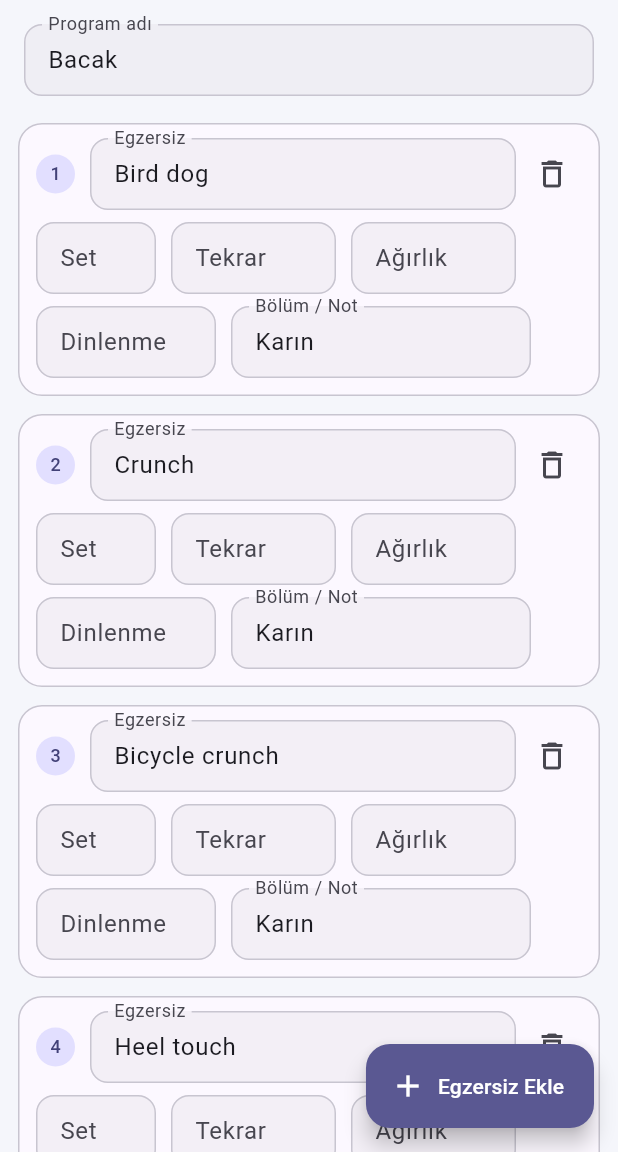
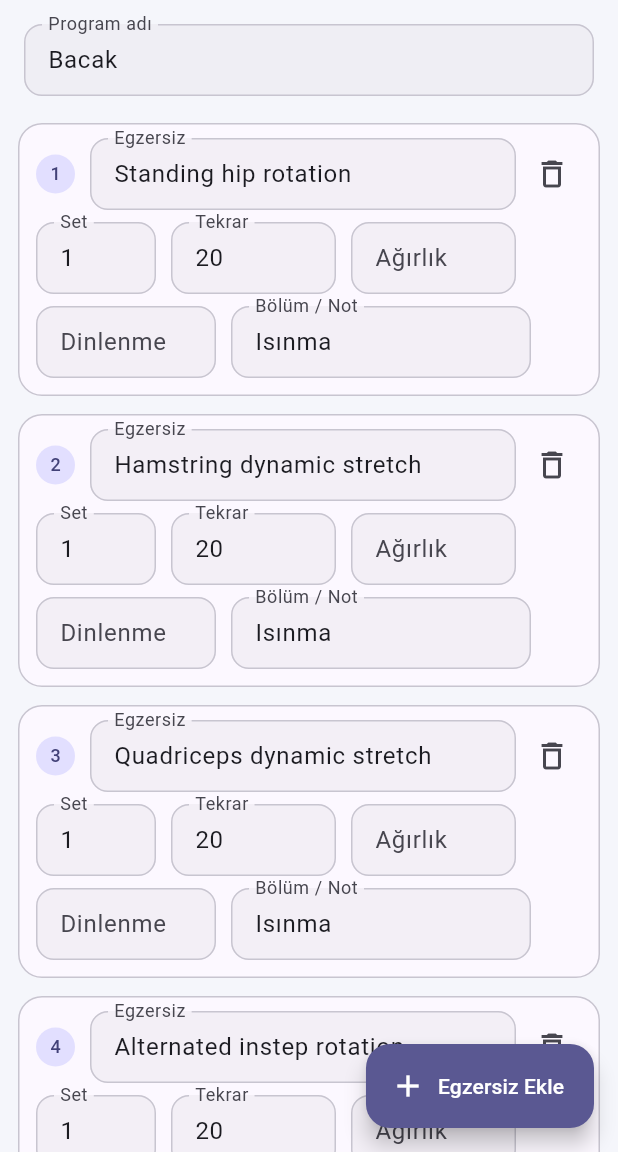
Before and after one commit to recepteksi/workout-planner, a Flutter app: the screen it shows after launch, after a tap on "Bacak", on a phone screen of 412 x 824 dp, the part 84-1236 px from its top. Run offline on Flutter 3.47's test engine with Material 3 defaults, Android fonts, the phone set to English and light mode, and no system bars; our stand-ins replace csv, file_picker, flutter_riverpod, hive_ce_flutter, pdf, printing; missing offline and left inert: excel, file_saver, syncfusion_flutter_pdf; accounts and stored records are empty.

Commit message:
Show section breakdown on cards, split abs into its own program, fix PDF export
- Program cards now show colored section-count chips (Isınma/Core/Direnç/
  Kardiyo/Esneme) instead of the first few exercise names
- Add Exercise.section and DayProgram.sectionCounts helpers
- Move the repeated "Karın" exercises into a standalone "Karın" program;
  seed updated and a one-time migration splits existing stored data
- Fix PDF export crash on Turkish glyphs by bundling Noto Sans and using it
  as the PDF theme font (offline, deterministic) instead of the default
  Helvetica font; add a regression test

Co-Authored-By: Claude Opus 4.8 <noreply@anthropic.com>

```diff
--- a/assets/seed_programs.json
+++ b/assets/seed_programs.json
@@ -1,6 +1,6 @@
 [
   {
-    "name": "İtiş",
+    "name": "Karın",
     "exercises": [
       {"name": "Bird dog", "note": "Karın"},
       {"name": "Crunch", "note": "Karın"},
@@ -9,8 +9,12 @@
       {"name": "Lying leg raises", "note": "Karın"},
       {"name": "Shoulder taps", "note": "Karın"},
       {"name": "Russian twist", "note": "Karın"},
-      {"name": "Leg scissors", "note": "Karın"},
-
+      {"name": "Leg scissors", "note": "Karın"}
+    ]
+  },
+  {
+    "name": "İtiş",
+    "exercises": [
       {"name": "Bird dog", "sets": "2", "reps": "20", "note": "Core"},
       {"name": "Pallof press cable", "sets": "1", "reps": "15", "note": "Core"},
 
@@ -34,15 +38,6 @@
   {
     "name": "Çekiş",
     "exercises": [
-      {"name": "Bird dog", "note": "Karın"},
-      {"name": "Crunch", "note": "Karın"},
-      {"name": "Bicycle crunch", "note": "Karın"},
-      {"name": "Heel touch", "note": "Karın"},
-      {"name": "Lying leg raises", "note": "Karın"},
-      {"name": "Shoulder taps", "note": "Karın"},
-      {"name": "Russian twist", "note": "Karın"},
-      {"name": "Leg scissors", "note": "Karın"},
-
       {"name": "Alternated instep rotation", "sets": "-", "reps": "-", "note": "Isınma"},
       {"name": "Cable internal rotation", "sets": "1", "reps": "12", "note": "Isınma"},
       {"name": "Cable external rotation", "sets": "1", "reps": "12", "note": "Isınma"},
@@ -69,15 +64,6 @@
   {
     "name": "Bacak",
     "exercises": [
-      {"name": "Bird dog", "note": "Karın"},
-      {"name": "Crunch", "note": "Karın"},
-      {"name": "Bicycle crunch", "note": "Karın"},
-      {"name": "Heel touch", "note": "Karın"},
-      {"name": "Lying leg raises", "note": "Karın"},
-      {"name": "Shoulder taps", "note": "Karın"},
-      {"name": "Russian twist", "note": "Karın"},
-      {"name": "Leg scissors", "note": "Karın"},
-
       {"name": "Standing hip rotation", "sets": "1", "reps": "20", "note": "Isınma"},
       {"name": "Hamstring dynamic stretch", "sets": "1", "reps": "20", "note": "Isınma"},
       {"name": "Quadriceps dynamic stretch", "sets": "1", "reps": "20", "note": "Isınma"},
@@ -108,15 +94,6 @@
   {
     "name": "Ekstra",
     "exercises": [
-      {"name": "Bird dog", "note": "Karın"},
-      {"name": "Crunch", "note": "Karın"},
-      {"name": "Bicycle crunch", "note": "Karın"},
-      {"name": "Heel touch", "note": "Karın"},
-      {"name": "Lying leg raises", "note": "Karın"},
-      {"name": "Shoulder taps", "note": "Karın"},
-      {"name": "Russian twist", "note": "Karın"},
-      {"name": "Leg scissors", "note": "Karın"},
-
       {"name": "Great world stretch", "sets": "-", "reps": "20", "note": "Isınma"},
 
       {"name": "Combo crunch", "sets": "2", "reps": "35 sn", "rest": "30 sn", "note": "Core · tur"},
--- a/lib/models/day_program.dart
+++ b/lib/models/day_program.dart
@@ -22,6 +22,34 @@ class DayProgram {
         exercises = exercises ?? <Exercise>[],
         createdAt = createdAt ?? DateTime.now(),
         updatedAt = updatedAt ?? DateTime.now();
+
+  /// Canonical order sections are shown in across the app.
+  static const sectionOrder = [
+    'Karın',
+    'Isınma',
+    'Core',
+    'Direnç',
+    'Kardiyo',
+    'Esneme',
+  ];
+
+  /// Exercise counts grouped by section, sorted by [sectionOrder]. Unknown
+  /// sections fall under "Diğer" and are listed last.
+  Map<String, int> get sectionCounts {
+    final counts = <String, int>{};
+    for (final e in exercises) {
+      final s = e.section ?? 'Diğer';
+      counts[s] = (counts[s] ?? 0) + 1;
+    }
+    int rank(String s) {
+      final i = sectionOrder.indexOf(s);
+      return i < 0 ? sectionOrder.length : i;
+    }
+
+    final entries = counts.entries.toList()
+      ..sort((a, b) => rank(a.key).compareTo(rank(b.key)));
+    return {for (final e in entries) e.key: e.value};
+  }
 
   DayProgram copyWith({
     String? name,
--- a/lib/models/exercise.dart
+++ b/lib/models/exercise.dart
@@ -72,6 +72,16 @@ class Exercise {
     return s.isEmpty ? null : s;
   }
 
+  /// The section tag, i.e. the text before any " · " qualifier in [note].
+  /// e.g. note "Direnç · superset" -> "Direnç", note "Karın" -> "Karın".
+  String? get section {
+    final n = note?.trim();
+    if (n == null || n.isEmpty) return null;
+    final idx = n.indexOf('·');
+    final s = (idx >= 0 ? n.substring(0, idx) : n).trim();
+    return s.isEmpty ? null : s;
+  }
+
   /// Short summary for lists/exports: "4 x 8-15 · 60kg · 2 dk".
   String get summary {
     final p = <String>[];
--- a/lib/screens/home_screen.dart
+++ b/lib/screens/home_screen.dart
@@ -187,7 +187,7 @@ class _HomeScreenState extends ConsumerState<HomeScreen> {
               padding: const EdgeInsets.only(bottom: 96, top: 4),
               gridDelegate: const SliverGridDelegateWithMaxCrossAxisExtent(
                 maxCrossAxisExtent: 320,
-                mainAxisExtent: 168,
+                mainAxisExtent: 208,
                 crossAxisSpacing: 12,
                 mainAxisSpacing: 12,
               ),
--- a/lib/services/export/pdf_exporter.dart
+++ b/lib/services/export/pdf_exporter.dart
@@ -1,3 +1,4 @@
+import 'package:flutter/services.dart' show rootBundle;
 import 'package:intl/intl.dart';
 import 'package:pdf/pdf.dart';
 import 'package:pdf/widgets.dart' as pw;
@@ -10,9 +11,24 @@ import '../../models/weekly_plan.dart';
 class PdfExporter {
   static final _df = DateFormat('dd.MM.yyyy');
 
+  /// Cached PDF theme using a bundled Unicode TTF font. The default PDF font
+  /// (Helvetica) cannot render Turkish glyphs (ş, ğ, ı, İ …), which crashed
+  /// the app on export. The font is bundled (not fetched at runtime) so export
+  /// works offline and deterministically.
+  static pw.ThemeData? _theme;
+
+  static Future<pw.ThemeData> _loadTheme() async {
+    if (_theme != null) return _theme!;
+    final regular = pw.Font.ttf(
+        await rootBundle.load('assets/fonts/NotoSans-Regular.ttf'));
+    final bold =
+        pw.Font.ttf(await rootBundle.load('assets/fonts/NotoSans-Bold.ttf'));
+    return _theme = pw.ThemeData.withFont(base: regular, bold: bold);
+  }
+
   /// Download a single daily program as PDF.
   static Future<void> exportDayProgram(DayProgram program) async {
-    final doc = pw.Document();
+    final doc = pw.Document(theme: await _loadTheme());
     doc.addPage(
       pw.MultiPage(
         pageFormat: PdfPageFormat.a4,
@@ -31,7 +47,7 @@ class PdfExporter {
     final entries = [...plan.entries]
       ..sort((a, b) => a.weekday.compareTo(b.weekday));
 
-    final doc = pw.Document();
+    final doc = pw.Document(theme: await _loadTheme());
     doc.addPage(
       pw.MultiPage(
         pageFormat: PdfPageFormat.a4,
--- a/lib/services/storage_service.dart
+++ b/lib/services/storage_service.dart
@@ -4,6 +4,7 @@ import 'package:flutter/services.dart' show rootBundle;
 import 'package:hive_ce_flutter/hive_flutter.dart';
 
 import '../models/day_program.dart';
+import '../models/exercise.dart';
 import '../models/weekly_plan.dart';
 
 /// Hive-based local storage. Uses IndexedDB on the web.
@@ -11,9 +12,12 @@ import '../models/weekly_plan.dart';
 class StorageService {
   static const _programsBoxName = 'programs';
   static const _weeklyBoxName = 'weekly_plans';
+  static const _metaBoxName = 'meta';
+  static const _absTag = 'Karın';
 
   late final Box<String> _programsBox;
   late final Box<String> _weeklyBox;
+  late final Box<String> _metaBox;
 
   StorageService._();
 
@@ -22,11 +26,60 @@ class StorageService {
     final service = StorageService._();
     service._programsBox = await Hive.openBox<String>(_programsBoxName);
     service._weeklyBox = await Hive.openBox<String>(_weeklyBoxName);
+    service._metaBox = await Hive.openBox<String>(_metaBoxName);
     // First run with no data: seed with the user's existing programs.
     if (service._programsBox.isEmpty) {
       await service._seedFromAsset();
     }
+    await service._migrateAbsToOwnProgram();
     return service;
+  }
+
+  /// One-time migration: pull the repeated "Karın" exercises out of every
+  /// program and into a single standalone "Karın" program. Already-split data
+  /// (fresh seeds) has no such exercises, so this is a no-op there.
+  Future<void> _migrateAbsToOwnProgram() async {
+    if (_metaBox.get('absSplitDone') == 'true') return;
+
+    final programs = loadPrograms();
+    // Collect a representative abs exercise per name (they repeat identically).
+    final abs = <String, Exercise>{};
+    for (final p in programs) {
+      for (final e in p.exercises) {
+        if (e.section == _absTag) {
+          abs.putIfAbsent(e.name.toLowerCase(), () => e);
+        }
+      }
+    }
+
+    if (abs.isNotEmpty) {
+      final next = <DayProgram>[];
+      final hasAbsProgram =
+          programs.any((p) => p.name.trim() == _absTag);
+      if (!hasAbsProgram) {
+        next.add(DayProgram(
+          name: _absTag,
+          exercises: abs.values
+              .map((e) => Exercise(
+                    name: e.name,
+                    sets: e.sets,
+                    reps: e.reps,
+                    weight: e.weight,
+                    rest: e.rest,
+                    note: e.note,
+                  ))
+              .toList(),
+        ));
+      }
+      for (final p in programs) {
+        final stripped =
+            p.exercises.where((e) => e.section != _absTag).toList();
+        next.add(p.copyWith(exercises: stripped));
+      }
+      await savePrograms(next);
+    }
+
+    await _metaBox.put('absSplitDone', 'true');
   }
 
   Future<void> _seedFromAsset() async {
--- a/lib/widgets/program_card.dart
+++ b/lib/widgets/program_card.dart
@@ -24,7 +24,7 @@ class ProgramCard extends ConsumerWidget {
     final scheme = Theme.of(context).colorScheme;
     final notifier = ref.read(programsProvider.notifier);
     final messenger = ScaffoldMessenger.of(context);
-    final preview = program.exercises.take(3).map((e) => e.name).join(', ');
+    final sections = program.sectionCounts;
 
     Future<void> guarded(Future<void> Function() action, String okMsg) async {
       try {
@@ -80,15 +80,22 @@ class ProgramCard extends ConsumerWidget {
                         fontWeight: FontWeight.w600,
                         color: scheme.onSecondaryContainer)),
               ),
-              const SizedBox(height: 6),
+              const SizedBox(height: 8),
               Expanded(
-                child: Text(
-                  preview.isEmpty ? 'Egzersiz yok' : preview,
-                  maxLines: 2,
-                  overflow: TextOverflow.ellipsis,
-                  style:
-                      TextStyle(fontSize: 12.5, color: scheme.onSurfaceVariant),
-                ),
+                child: sections.isEmpty
+                    ? Text(
+                        'Egzersiz yok',
+                        style: TextStyle(
+                            fontSize: 12.5, color: scheme.onSurfaceVariant),
+                      )
+                    : Wrap(
+                        spacing: 6,
+                        runSpacing: 6,
+                        children: [
+                          for (final entry in sections.entries)
+                            _sectionChip(entry.key, entry.value),
+                        ],
+                      ),
               ),
               Align(
                 alignment: Alignment.centerRight,
@@ -106,6 +113,33 @@ class ProgramCard extends ConsumerWidget {
             ],
           ),
         ),
+      ),
+    );
+  }
+
+  /// A distinct, readable color per workout section.
+  static const _sectionColors = <String, Color>{
+    'Karın': Color(0xFFD81B60),
+    'Isınma': Color(0xFFEF6C00),
+    'Core': Color(0xFF8E24AA),
+    'Direnç': Color(0xFF1565C0),
+    'Kardiyo': Color(0xFF2E7D32),
+    'Esneme': Color(0xFF00838F),
+  };
+
+  Widget _sectionChip(String section, int count) {
+    final color = _sectionColors[section] ?? const Color(0xFF546E7A);
+    return Container(
+      padding: const EdgeInsets.symmetric(horizontal: 8, vertical: 3),
+      decoration: BoxDecoration(
+        color: color.withValues(alpha: 0.12),
+        borderRadius: BorderRadius.circular(8),
+        border: Border.all(color: color.withValues(alpha: 0.35)),
+      ),
+      child: Text(
+        '$section · $count',
+        style: TextStyle(
+            fontSize: 11.5, fontWeight: FontWeight.w600, color: color),
       ),
     );
   }
--- a/pubspec.yaml
+++ b/pubspec.yaml
@@ -71,6 +71,8 @@ flutter:
 
   assets:
     - assets/seed_programs.json
+    - assets/fonts/NotoSans-Regular.ttf
+    - assets/fonts/NotoSans-Bold.ttf
 
   # To add assets to your application, add an assets section, like this:
   # assets:
```
Also changed, not shown: assets/fonts/NotoSans-Bold.ttf (added), assets/fonts/NotoSans-Regular.ttf (added), 1 other file.
